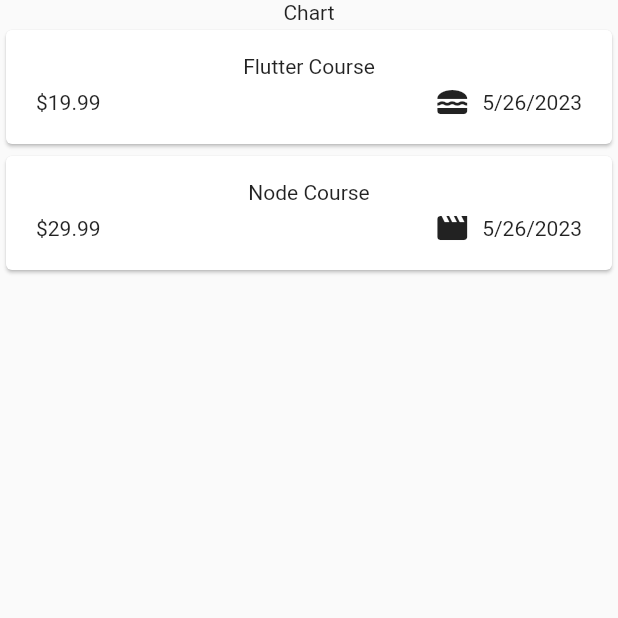
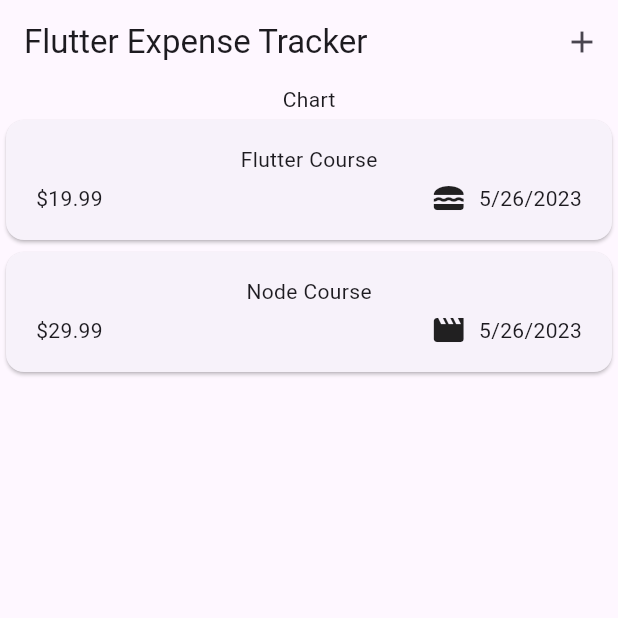
Before and after one commit to HassanKhan123/expense-tracker, a Flutter app: the screen it shows after launch, on a phone screen of 412 x 824 dp, the top half of it. Run offline on Flutter 3.47's test engine with Material 2 defaults, Android fonts, the phone set to English and light mode, and no system bars.

Commit message:
added: appbar

```diff
--- a/lib/main.dart
+++ b/lib/main.dart
@@ -12,6 +12,7 @@ class MyApp extends StatelessWidget {
   @override
   Widget build(BuildContext context) {
     return MaterialApp(
+      theme: ThemeData(useMaterial3: true),
       home: Expenses(),
     );
   }
--- a/lib/widgets/expenses.dart
+++ b/lib/widgets/expenses.dart
@@ -29,6 +29,10 @@ class _ExpensesState extends State<Expenses> {
   @override
   Widget build(BuildContext context) {
     return Scaffold(
+      appBar: AppBar(
+        title: const Text('Flutter Expense Tracker'),
+        actions: [IconButton(onPressed: () {}, icon: const Icon(Icons.add))],
+      ),
       body: Column(
         children: [
           Text('Chart'),
```
